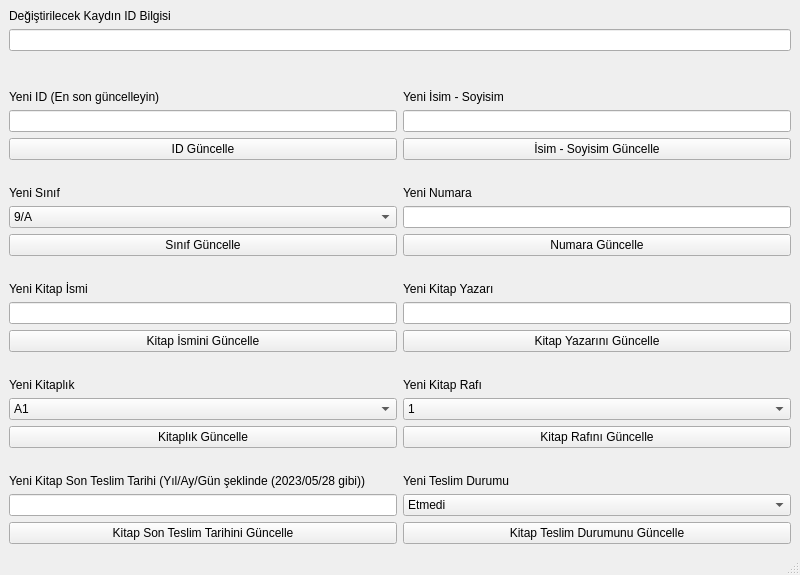
First picture: the form in lib/pop-window/kayit_guncelle.ui, repository kernelginar/kuys, before the edit.
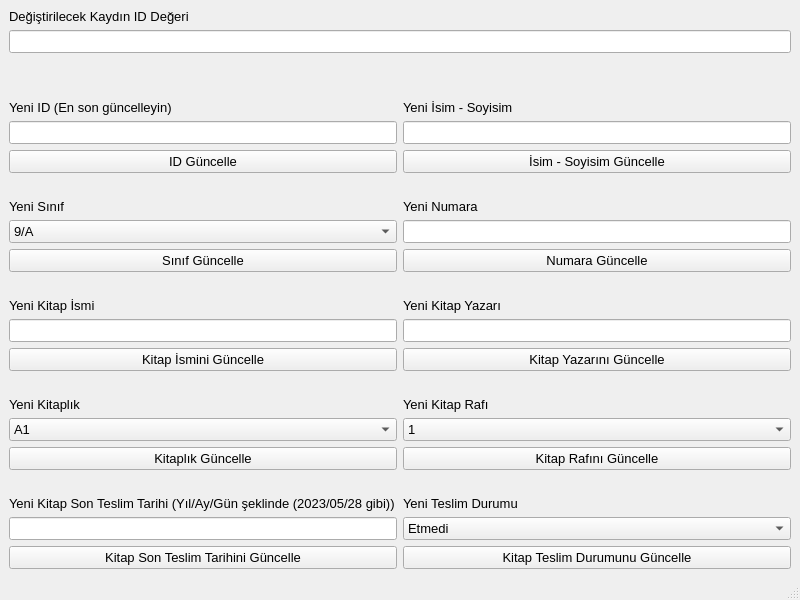
Second picture: the form after the edit.

Commit message: Arayüz font büyüklüğü 8'den 10'a çıkarıldı.

```diff
--- a/lib/pop-window/kayit_guncelle.ui
+++ b/lib/pop-window/kayit_guncelle.ui
@@ -7,21 +7,26 @@
     <x>0</x>
     <y>0</y>
     <width>800</width>
-    <height>575</height>
+    <height>600</height>
    </rect>
   </property>
   <property name="minimumSize">
    <size>
     <width>800</width>
-    <height>575</height>
+    <height>600</height>
    </size>
   </property>
   <property name="maximumSize">
    <size>
     <width>800</width>
-    <height>575</height>
+    <height>600</height>
    </size>
   </property>
+  <property name="font">
+   <font>
+    <pointsize>10</pointsize>
+   </font>
+  </property>
   <property name="windowTitle">
    <string>Kayıt Güncelle</string>
   </property>
@@ -507,7 +512,7 @@
       <item row="0" column="0">
        <widget class="QLabel" name="degistirilecek_kaydin_id_bilgisi_label">
         <property name="text">
-         <string>Değiştirilecek Kaydın ID Bilgisi</string>
+         <string>Değiştirilecek Kaydın ID Değeri</string>
         </property>
        </widget>
       </item>
```
The commit also changes 8 other files.
